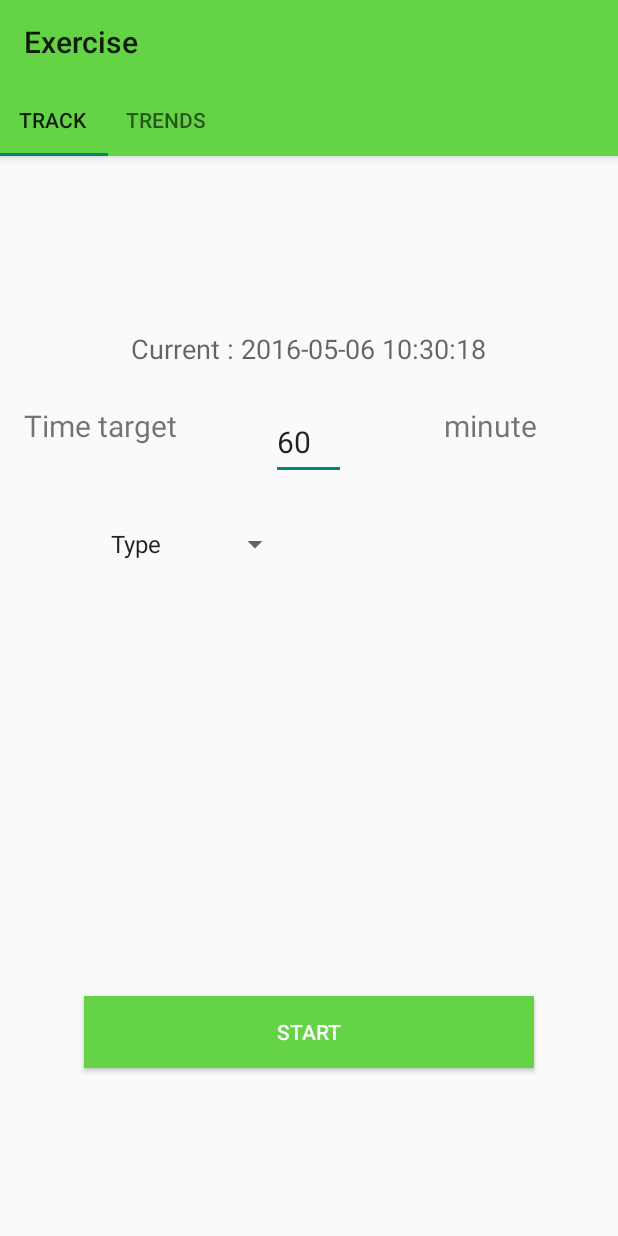
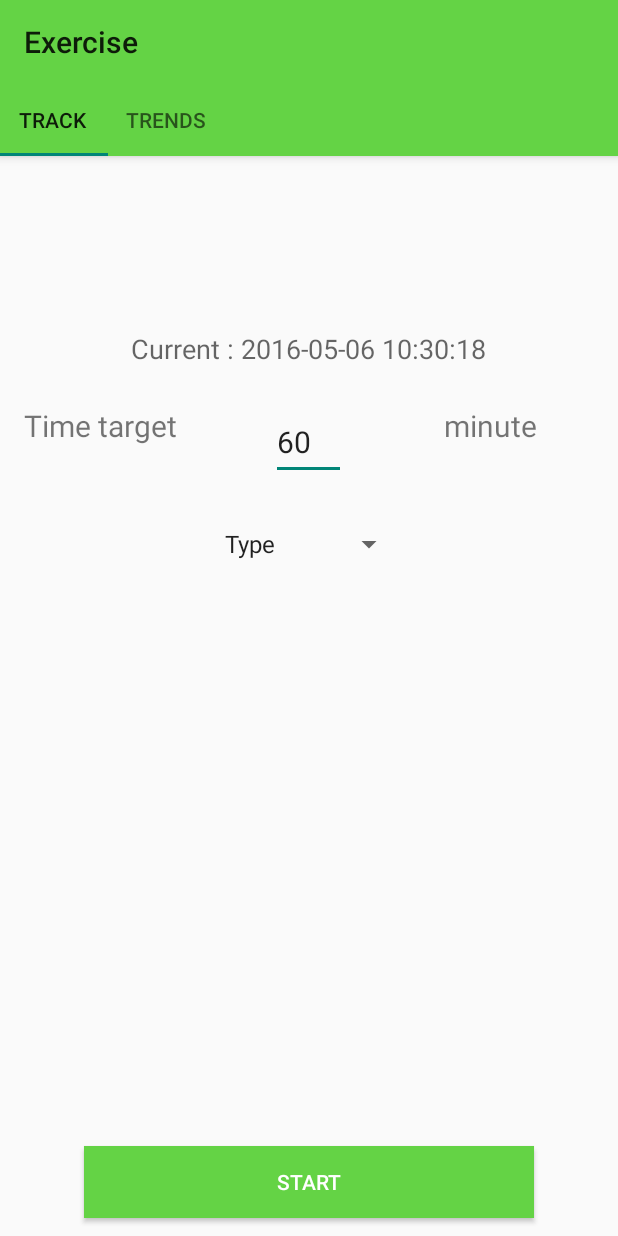
Before and after one commit to Nxenjoy/HeartRateProject, an Android app: the Exercise1 screen opened directly, with no data from a screen before it, on a phone screen of 412 x 824 dp. Run offline under Robolectric (Android 15) with nearby library versions, the phone set to English and light mode, and no system bars; 17 statements that could not run were skipped.

Commit message:
Timer On
Timer On

```diff
--- a/HealthCareProject/app/src/main/java/nl/s5630213023/healthcareproject/HeartRate/exercise/Exercise1.java
+++ b/HealthCareProject/app/src/main/java/nl/s5630213023/healthcareproject/HeartRate/exercise/Exercise1.java
@@ -1,8 +1,12 @@
 package nl.s5630213023.healthcareproject.HeartRate.exercise;
 
+import android.annotation.SuppressLint;
+import android.annotation.TargetApi;
 import android.content.ContentValues;
 import android.net.Uri;
+import android.os.Build;
 import android.os.Bundle;
+import android.os.CountDownTimer;
 import android.support.v4.app.Fragment;
 import android.view.LayoutInflater;
 import android.view.View;
@@ -16,11 +20,13 @@ import android.widget.Toast;
 
 import java.text.SimpleDateFormat;
 import java.util.Calendar;
+import java.util.concurrent.TimeUnit;
 
 import nl.s5630213023.healthcareproject.R;
 
 
-public class Exercise1 extends Fragment implements View.OnClickListener {
+
+public class Exercise1 extends Fragment{
 
     public static Exercise1 newInstance() {
         return new Exercise1();
@@ -29,6 +35,7 @@ public class Exercise1 extends Fragment implements View.OnClickListener {
     String formattedDateRecord;
     String formattedTimeRecord;
 
+    TextView Timer;
     //Spinner
     static String typeSelect;
     Spinner typeExercise;
@@ -52,7 +59,6 @@ public class Exercise1 extends Fragment implements View.OnClickListener {
         // Inflate the layout for this fragment
         View v = inflater.inflate(R.layout.exercise_fragment1,container,false);
         Button btnStart = (Button)v.findViewById(R.id.startEX);
-        btnStart.setOnClickListener(this);
 
         //Spinner
         String[] type = {"Type","Walking","Running","Fitness","Other",};
@@ -77,23 +83,48 @@ public class Exercise1 extends Fragment implements View.OnClickListener {
         SimpleDateFormat time = new SimpleDateFormat("HH:mm:ss");
         formattedTimeRecord = time.format(c.getTime());
 
+        Timer = (TextView) v.findViewById(R.id.Timer);
 
+
+        final CounterClass timer = new CounterClass(100000,1000);
+
+        btnStart.setOnClickListener(new View.OnClickListener() {
+            @Override
+            public void onClick(View v) {
+                btnSave();
+                Timer.setText("00:"+editTimer.getText().toString()+":00");
+                timer.start();
+                            }
+        });
         return v;
 
 
     }
 
+    @TargetApi(Build.VERSION_CODES.GINGERBREAD)
+    @SuppressLint("NewApi")
+public class CounterClass extends CountDownTimer{
 
+    public CounterClass(long millisInFuture, long countDownInterval) {
+        super(millisInFuture, countDownInterval);
+    }
 
     @Override
-    public void onClick(View v) {
-    switch (v.getId()){
-        case R.id.startEX:
-            btnSave();
+    public void onTick(long millisUntilFinished) {
+        long millis = millisUntilFinished;
+        String hms = String.format("%02d:%02d:%02d", TimeUnit.MILLISECONDS.toHours(millis),
+                TimeUnit.MILLISECONDS.toMinutes(millis) - TimeUnit.HOURS.toMinutes(TimeUnit.MILLISECONDS.toHours(millis)),
+                        TimeUnit.MILLISECONDS.toSeconds(millis) - TimeUnit.MINUTES.toSeconds(TimeUnit.MILLISECONDS.toMinutes(millis)));
+        System.out.println(hms);
+        Timer.setText(hms);
+    }
 
-            break;
+    @Override
+    public void onFinish() {
+
     }
-    }
+}
+
 
     private void btnSave() {
         Uri u = Uri.parse("content://ExerCiseDB");
--- a/HealthCareProject/app/src/main/res/layout/exercise_fragment1.xml
+++ b/HealthCareProject/app/src/main/res/layout/exercise_fragment1.xml
@@ -11,7 +11,6 @@
     tools:context="com.example.tabstutorial.Fragment1">
 
 
-
     <Button
         android:layout_width="300dp"
         android:layout_height="wrap_content"
@@ -21,7 +20,7 @@
         android:background="#64d345"
         android:id="@+id/startEX"
         android:layout_gravity="center_horizontal|bottom"
-        android:layout_marginBottom="200dp" />
+        android:layout_marginBottom="100dp" />
 
     <EditText
         android:layout_width="50dp"
@@ -54,9 +53,9 @@
         android:id="@+id/typeExercise"
         android:layout_width="128dp"
         android:layout_height="85dp"
-        android:layout_gravity="left|top"
-        android:layout_marginLeft="50dp"
+        android:layout_gravity="center_horizontal|top"
         android:layout_marginTop="200dp" />
+        />
 
     <TextView
         android:layout_width="wrap_content"
@@ -67,5 +66,14 @@
         android:layout_gravity="center_horizontal|top"
         android:layout_marginTop="100dp" />
 
+    <TextView
+        android:layout_width="300dp"
+        android:layout_height="100dp"
+        android:id="@+id/Timer"
+        android:textSize="50dp"
+        android:layout_gravity="center_horizontal|bottom"
+        android:layout_marginBottom="200dp"
+        android:layout_marginLeft="50dp" />
+
 
 </FrameLayout>
```
